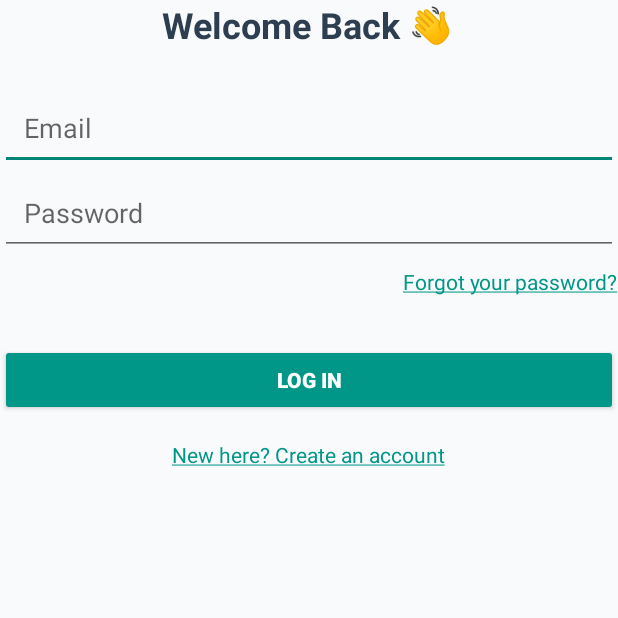
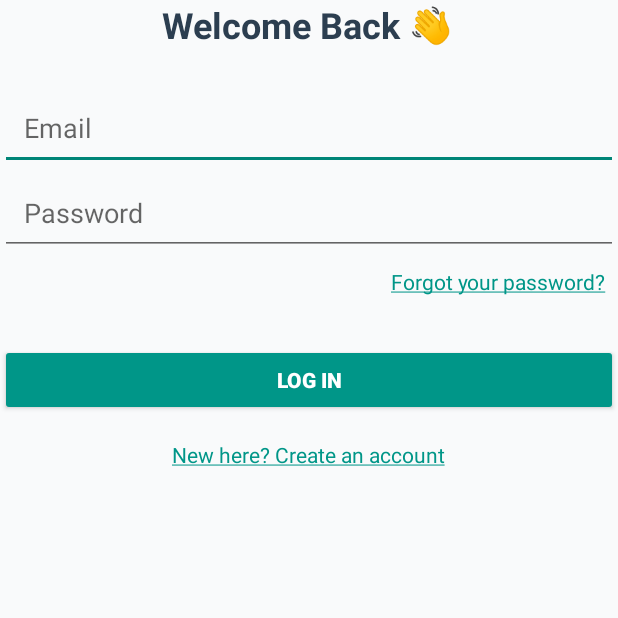
Before and after one commit to maryamasem/News_App, an Android app: the screen it shows after launch (LoginActivity), on a phone screen of 412 x 824 dp, the top half of it. Run offline under Robolectric (Android 15) with nearby library versions, the phone set to English and light mode, and no system bars; our stand-ins replace Firebase (no records; nobody signed in at launch, a user with empty details on screens opened directly); Roboto replaces fonts that are not available here.

Commit message:
forget password crash handled

```diff
--- a/app/src/main/java/com/depi/whatnow/LoginActivity.kt
+++ b/app/src/main/java/com/depi/whatnow/LoginActivity.kt
@@ -51,6 +51,12 @@ class LoginActivity : AppCompatActivity() {
         binding.forgotPassCb.setOnClickListener {
             binding.loadingProgress.isVisible = true
             val email = binding.emailEt.text.toString()
+            if (email.isBlank()) {
+                Toast.makeText(this, "Please enter your email first", Toast.LENGTH_SHORT).show()
+                binding.loadingProgress.isVisible = false
+
+                return@setOnClickListener
+            }
             Firebase.auth.sendPasswordResetEmail(email)
                 .addOnCompleteListener { task ->
                     if (task.isSuccessful) {
--- a/app/src/main/res/layout/activity_login.xml
+++ b/app/src/main/res/layout/activity_login.xml
@@ -45,6 +45,7 @@
         android:layout_gravity="end"
         android:layout_marginTop="8dp"
         android:text="@string/forgot_your_password"
+        android:layout_marginEnd="8dp"
         android:textColor="@color/lightBlue"
         android:textSize="14sp" />
 
```
